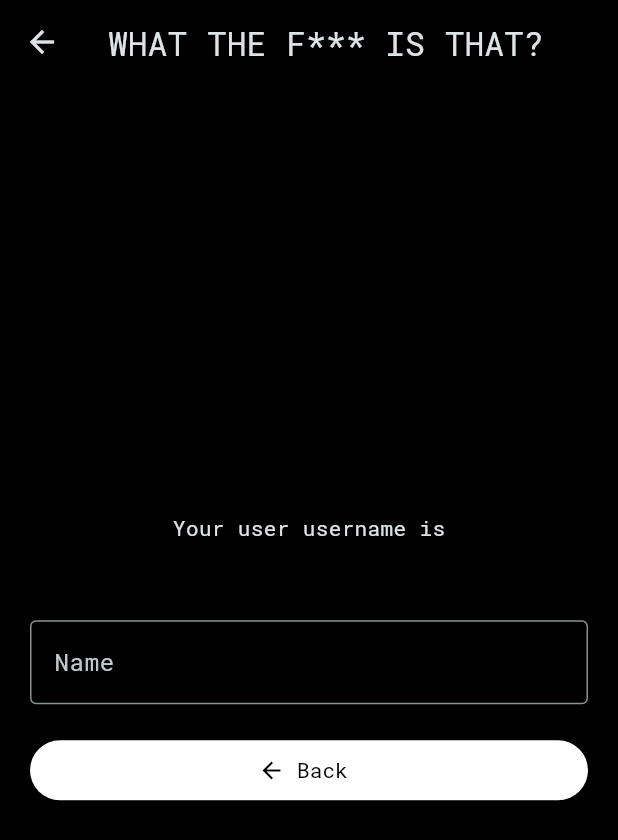
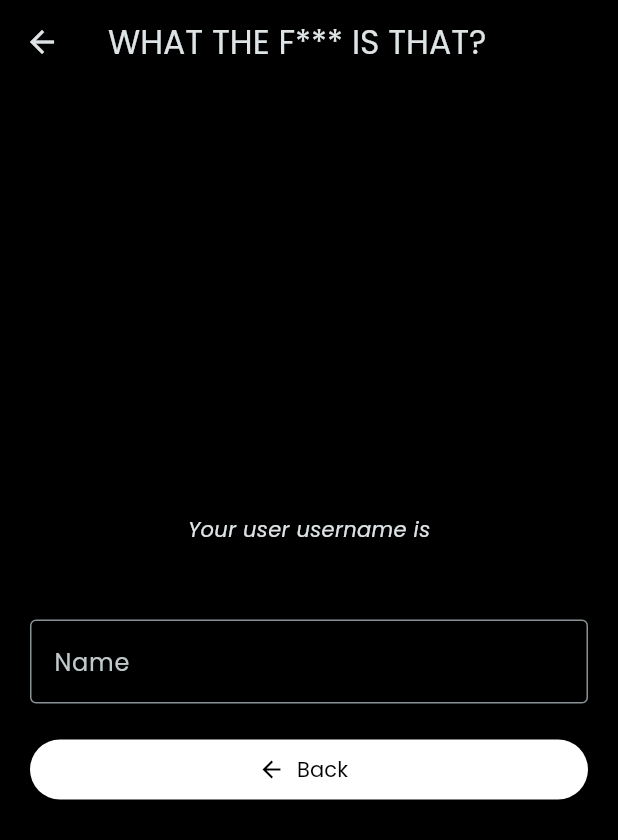
Before and after one commit to Noximi42/game_app, a Flutter app: the screen it shows after launch, after a tap on "Create lobby", on a phone screen of 412 x 824 dp. Shown: the top 840 px of the screen. Run offline on Flutter 3.47's test engine with Material 3 defaults, Android fonts, the phone set to English and light mode, and no system bars; our stand-ins replace sqflite; accounts and stored records are empty; generated files the repository leaves out were written again.

Commit message:
Added font poppins

```diff
--- a/app/clients/mobile/lib/main.dart
+++ b/app/clients/mobile/lib/main.dart
@@ -27,7 +27,7 @@ class GameApp extends StatelessWidget {
             brightness: Brightness.light),
         scaffoldBackgroundColor: Colors.white,
         useMaterial3: true,
-        fontFamily: 'RobotoMono',
+        fontFamily: 'Poppins',
       ),
       darkTheme: ThemeData(
         colorScheme: ColorScheme.fromSeed(
@@ -37,7 +37,7 @@ class GameApp extends StatelessWidget {
             brightness: Brightness.dark),
         scaffoldBackgroundColor: Colors.black,
         useMaterial3: true,
-        fontFamily: 'RobotoMono',
+        fontFamily: 'Poppins',
       ),
       themeMode: ThemeMode.dark,
       localizationsDelegates: const [
--- a/app/clients/mobile/lib/screens/lobby_screen.dart
+++ b/app/clients/mobile/lib/screens/lobby_screen.dart
@@ -2,7 +2,6 @@ import 'package:flutter/material.dart';
 import 'package:mobile/components/button.dart';
 import 'package:mobile/components/text_input.dart';
 import 'package:mobile/constants/spacing.dart';
-import 'package:mobile/models/user.dart';
 import 'package:mobile/state/user_state.dart';
 import 'package:provider/provider.dart';
 
@@ -24,11 +23,16 @@ class LobbyScreen extends StatelessWidget {
                   child: Column(
                 mainAxisAlignment: MainAxisAlignment.center,
                 children: <Widget>[
-                  const Text('Your user username is'),
+                  const Text(
+                    'Your user username is',
+                    style: TextStyle(fontStyle: FontStyle.italic),
+                  ),
                   Padding(
                     padding: const EdgeInsets.only(top: 10, bottom: 20),
                     child: Consumer<UserState>(
-                        builder: (context, user, _) => Text(user.user.name)),
+                        builder: (context, user, _) => Text(user.user.name,
+                            style:
+                                const TextStyle(fontWeight: FontWeight.bold))),
                   ),
                   TextInput(
                       label: 'Name',
```
Also changed, not shown: app/clients/mobile/pubspec.yaml (+10 -8 lines), app/clients/mobile/fonts/Poppins-Bold.ttf (added), app/clients/mobile/fonts/Poppins-Italic.ttf (added), app/clients/mobile/fonts/Poppins-Regular.ttf (added), app/clients/mobile/fonts/Raleway-Italic.ttf (deleted), app/clients/mobile/fonts/Raleway-Regular.ttf (deleted), app/clients/mobile/fonts/RobotoMono-Bold.ttf (deleted), app/clients/mobile/fonts/RobotoMono-Regular.ttf (deleted).
